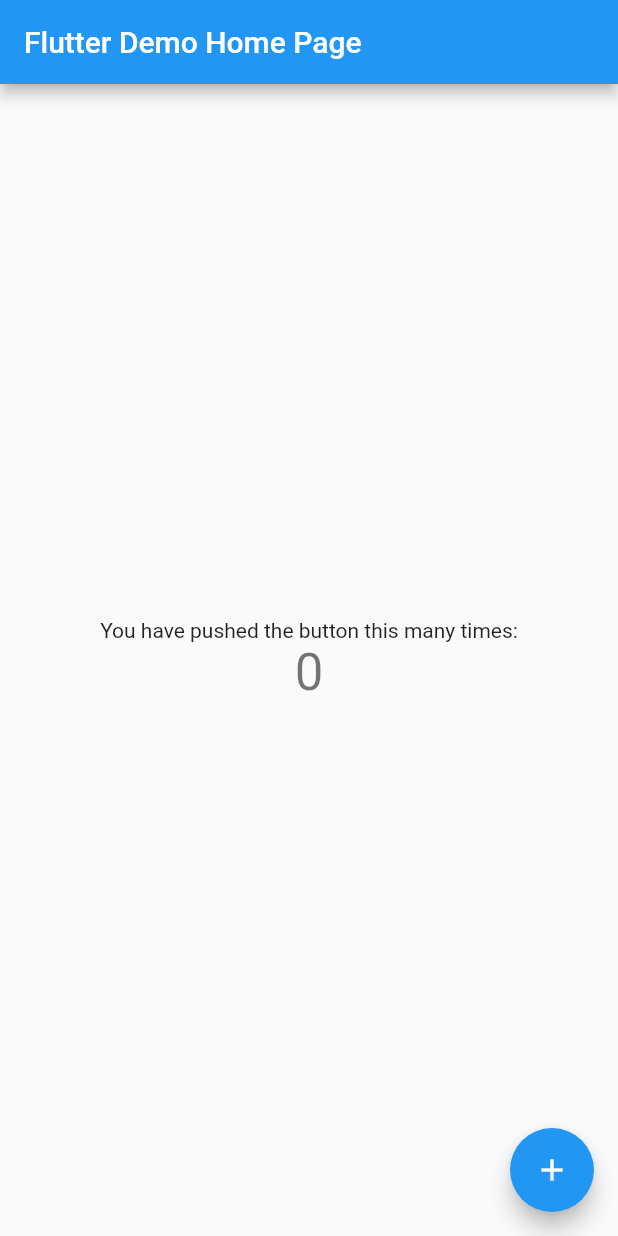
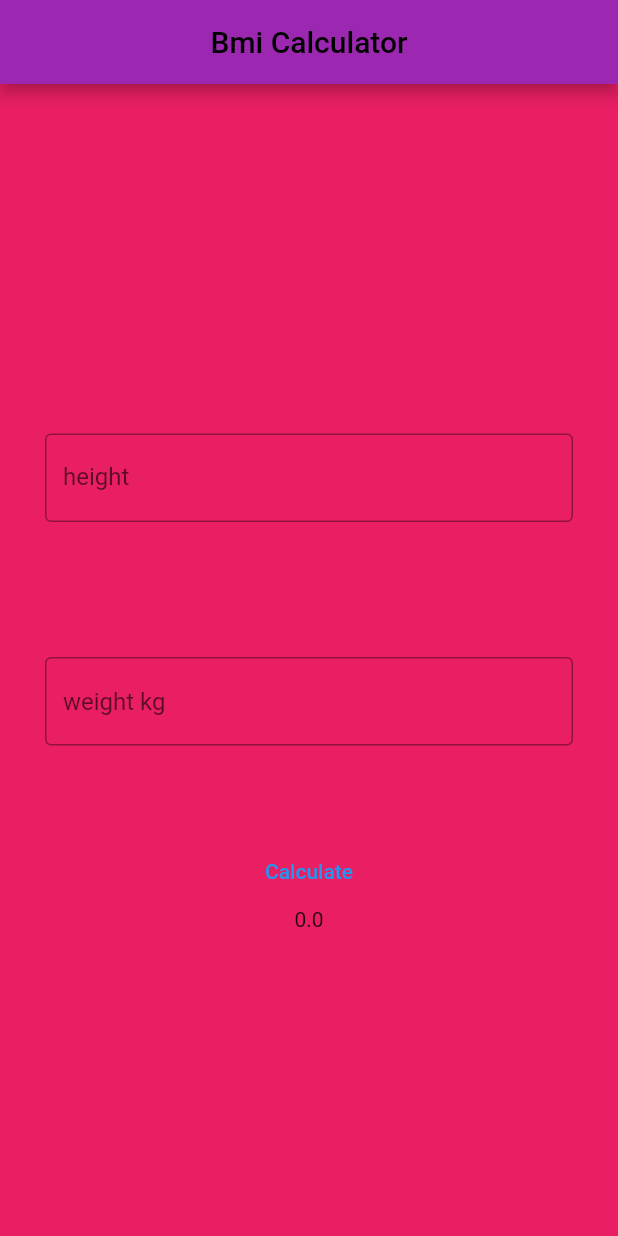
Before and after one commit to School-123/simplebmi, a Flutter app: the screen it shows after launch, on a phone screen of 412 x 824 dp. Run offline on Flutter 3.47's test engine with Material 2 defaults, Android fonts, the phone set to English and light mode, and no system bars.

Commit message:
bmi calculator

```diff
--- /dev/null
+++ b/lib/bmicalc.dart
@@ -0,0 +1,71 @@
+import 'package:flutter/material.dart';
+
+class BmiCalculator extends StatefulWidget {
+  const BmiCalculator({Key? key}) : super(key: key);
+
+  @override
+  State<BmiCalculator> createState() => _BmiCalculatorState();
+}
+
+class _BmiCalculatorState extends State<BmiCalculator> {
+  TextEditingController height=TextEditingController();
+  TextEditingController weight=TextEditingController();
+  double h_value=0;
+  double w_value=0;
+  double result=0;
+  void calculate(){
+    h_value=double.parse(height.text)/100;
+    w_value=double.parse(weight.text);
+    result=w_value/(h_value*h_value);
+    print(result);
+
+  }
+  @override
+  Widget build(BuildContext context) {
+    return Scaffold(
+      appBar: AppBar(
+        centerTitle: true,
+          backgroundColor: Colors.purple,
+          title: Text(
+            'Bmi Calculator',
+            style: TextStyle(color: Colors.black),
+          )),
+      backgroundColor: Colors.pink,
+      body: Column(mainAxisAlignment: MainAxisAlignment.center,children: [
+        Padding(
+          padding: const EdgeInsets.all(30.0),
+          child: TextField(controller: height,
+            decoration: const InputDecoration(
+              border: OutlineInputBorder(),
+              labelText: 'height',
+            ),
+          ),
+        ),
+
+      SizedBox(height: 30,width: 30,),
+
+      Padding(
+        padding: const EdgeInsets.all(30.0),
+        child: TextField(controller: weight,
+          decoration: InputDecoration(
+          border: OutlineInputBorder(),
+    hintText: 'weight kg',
+    ),
+    ),
+      ),
+        SizedBox(height: 30,width: 30,),
+
+        TextButton(
+          onPressed: (){
+    setState((){
+    calculate();
+    });
+    },
+    child: Text('Calculate')),
+    Text(result.toString())
+
+  ],
+      ),
+    );
+  }
+}
--- a/lib/main.dart
+++ b/lib/main.dart
@@ -1,115 +1,5 @@
 import 'package:flutter/material.dart';
-
-void main() {
-  runApp(const MyApp());
+import 'package:simplebmi/bmicalc.dart';
+void main(){
+  runApp(MaterialApp(home: BmiCalculator(),));
 }
-
-class MyApp extends StatelessWidget {
-  const MyApp({Key? key}) : super(key: key);
-
-  // This widget is the root of your application.
-  @override
-  Widget build(BuildContext context) {
-    return MaterialApp(
-      title: 'Flutter Demo',
-      theme: ThemeData(
-        // This is the theme of your application.
-        //
-        // Try running your application with "flutter run". You'll see the
-        // application has a blue toolbar. Then, without quitting the app, try
-        // changing the primarySwatch below to Colors.green and then invoke
-        // "hot reload" (press "r" in the console where you ran "flutter run",
-        // or simply save your changes to "hot reload" in a Flutter IDE).
-        // Notice that the counter didn't reset back to zero; the application
-        // is not restarted.
-        primarySwatch: Colors.blue,
-      ),
-      home: const MyHomePage(title: 'Flutter Demo Home Page'),
-    );
-  }
-}
-
-class MyHomePage extends StatefulWidget {
-  const MyHomePage({Key? key, required this.title}) : super(key: key);
-
-  // This widget is the home page of your application. It is stateful, meaning
-  // that it has a State object (defined below) that contains fields that affect
-  // how it looks.
-
-  // This class is the configuration for the state. It holds the values (in this
-  // case the title) provided by the parent (in this case the App widget) and
-  // used by the build method of the State. Fields in a Widget subclass are
-  // always marked "final".
-
-  final String title;
-
-  @override
-  State<MyHomePage> createState() => _MyHomePageState();
-}
-
-class _MyHomePageState extends State<MyHomePage> {
-  int _counter = 0;
-
-  void _incrementCounter() {
-    setState(() {
-      // This call to setState tells the Flutter framework that something has
-      // changed in this State, which causes it to rerun the build method below
-      // so that the display can reflect the updated values. If we changed
-      // _counter without calling setState(), then the build method would not be
-      // called again, and so nothing would appear to happen.
-      _counter++;
-    });
-  }
-
-  @override
-  Widget build(BuildContext context) {
-    // This method is rerun every time setState is called, for instance as done
-    // by the _incrementCounter method above.
-    //
-    // The Flutter framework has been optimized to make rerunning build methods
-    // fast, so that you can just rebuild anything that needs updating rather
-    // than having to individually change instances of widgets.
-    return Scaffold(
-      appBar: AppBar(
-        // Here we take the value from the MyHomePage object that was created by
-        // the App.build method, and use it to set our appbar title.
-        title: Text(widget.title),
-      ),
-      body: Center(
-        // Center is a layout widget. It takes a single child and positions it
-        // in the middle of the parent.
-        child: Column(
-          // Column is also a layout widget. It takes a list of children and
-          // arranges them vertically. By default, it sizes itself to fit its
-          // children horizontally, and tries to be as tall as its parent.
-          //
-          // Invoke "debug painting" (press "p" in the console, choose the
-          // "Toggle Debug Paint" action from the Flutter Inspector in Android
-          // Studio, or the "Toggle Debug Paint" command in Visual Studio Code)
-          // to see the wireframe for each widget.
-          //
-          // Column has various properties to control how it sizes itself and
-          // how it positions its children. Here we use mainAxisAlignment to
-          // center the children vertically; the main axis here is the vertical
-          // axis because Columns are vertical (the cross axis would be
-          // horizontal).
-          mainAxisAlignment: MainAxisAlignment.center,
-          children: <Widget>[
-            const Text(
-              'You have pushed the button this many times:',
-            ),
-            Text(
-              '$_counter',
-              style: Theme.of(context).textTheme.headline4,
-            ),
-          ],
-        ),
-      ),
-      floatingActionButton: FloatingActionButton(
-        onPressed: _incrementCounter,
-        tooltip: 'Increment',
-        child: const Icon(Icons.add),
-      ), // This trailing comma makes auto-formatting nicer for build methods.
-    );
-  }
-}
```
